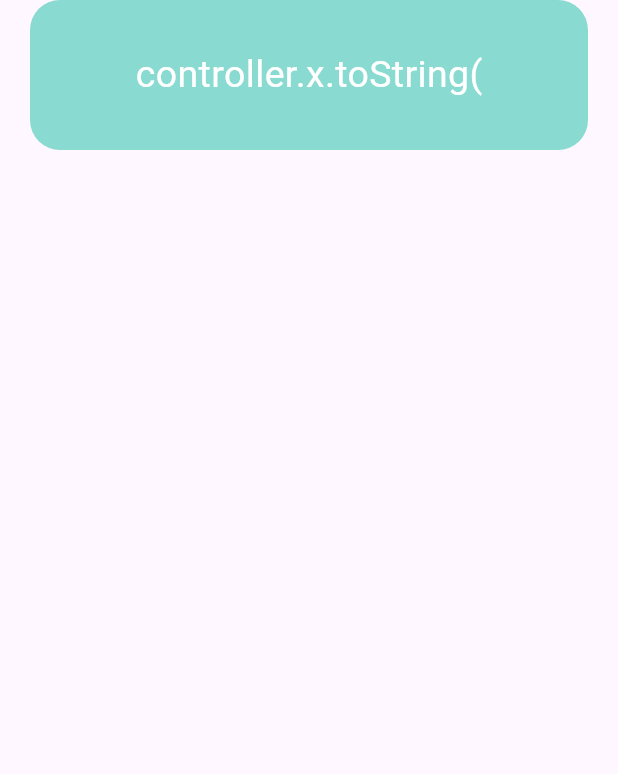
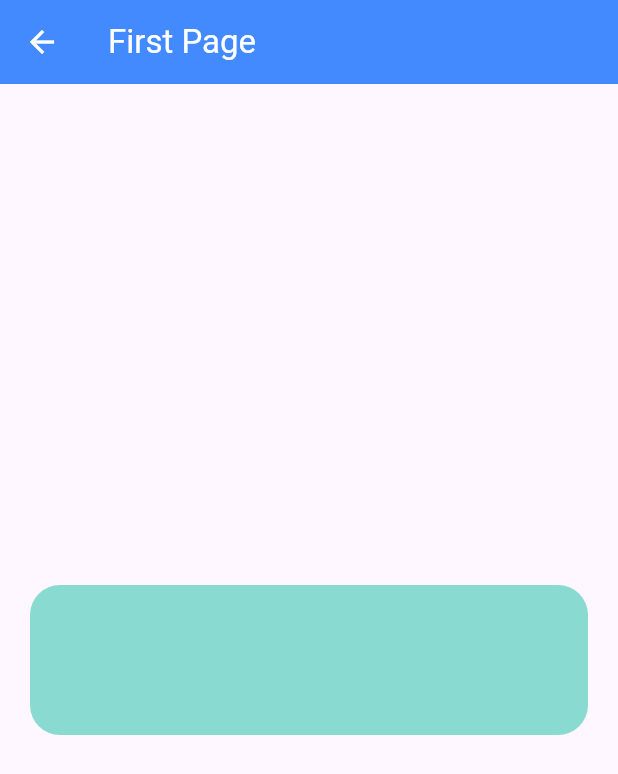
Before and after one commit to LivingstonTardzenyuy/Flutter-Projects, a Flutter app: the FirstPage screen opened directly, on a phone screen of 412 x 824 dp. Shown: the top 774 px of the screen. Run offline on Flutter 3.47's test engine with Material 3 defaults, Android fonts, the phone set to English and light mode, and no system bars; our stand-ins replace cloud_firestore, dropdown_button2, firebase_auth, firebase_core, font_awesome_flutter, get and 2 more; accounts and stored records are empty.

```diff
--- a/learning_getx/lib/controller/first_page.dart
+++ b/learning_getx/lib/controller/first_page.dart
@@ -1,15 +1,29 @@
 import 'package:flutter/material.dart';
+import 'package:get/get.dart';
+import 'package:learning_getx/controller/tap_controller.dart';
 
 class FirstPage extends StatelessWidget {
   const FirstPage({super.key});
 
   @override
   Widget build(BuildContext context) {
+    TapController controller = Get.find();
     return Scaffold(
+      appBar: AppBar(
+        title: Text('First Page',style: TextStyle(color: Colors.white),),
+        backgroundColor: Colors.blueAccent,
+        leading: IconButton(
+          onPressed: () {
+            Get.back();
+          },
+          icon: Icon(Icons.arrow_back, color: Colors.white, )
+        ),
+      ),
       body: Container(
         width: double.maxFinite,
         height: double.maxFinite,
         child: Column(
+          mainAxisAlignment: MainAxisAlignment.center,
           children: [
             Container(
               margin: const EdgeInsets.symmetric(horizontal: 20),
@@ -19,7 +33,7 @@ class FirstPage extends StatelessWidget {
                 borderRadius: BorderRadius.circular(20),
                 color: Color(0xFF89dad0),
               ),
-              child: Center(child: Text('controller.x.toString(', style: TextStyle(color: Colors.white, fontSize: 25),)),
+              child: Center(child: Text('', style: TextStyle(color: Colors.white, fontSize: 25),)),
             ),
           ],
         ),
--- a/learning_getx/lib/main.dart
+++ b/learning_getx/lib/main.dart
@@ -1,4 +1,5 @@
 import 'package:flutter/material.dart';
+import 'package:get/get_navigation/src/root/get_material_app.dart';
 
 import 'getX/home.dart';
 
@@ -12,7 +13,7 @@ class MyApp extends StatelessWidget {
   // This widget is the root of your application.
   @override
   Widget build(BuildContext context) {
-    return MaterialApp(
+    return GetMaterialApp(
       title: 'Flutter Demo',
       theme: ThemeData(
         colorScheme: ColorScheme.fromSeed(seedColor: Colors.deepPurple),
```
Also changed, not shown: learning_getx/lib/getX/home.dart (+12 -4 lines).
